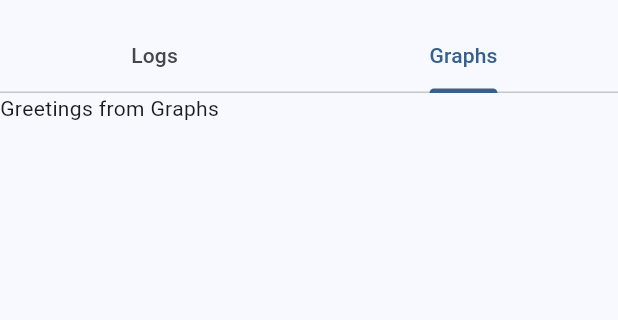
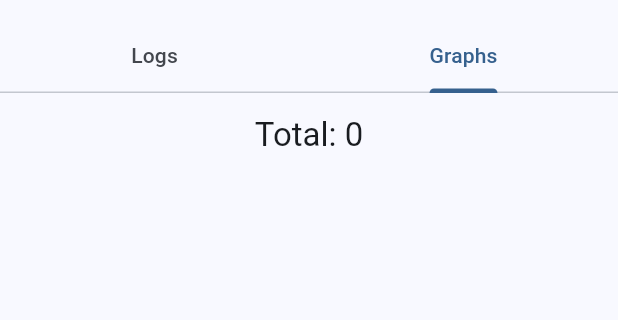
Before and after one commit to fernandocm9/MAD_project1_personal_finance_manager, a Flutter app: the screen it shows after launch, tab 2 chosen, on a phone screen of 412 x 824 dp, the part 63-383 px from its top. Run offline on Flutter 3.47's test engine with Material 3 defaults, Android fonts, the phone set to English and light mode, and no system bars; our stand-ins replace sqflite; accounts and stored records are empty.

Commit message:
adjusted and cleaned up template for logs and graphs tabs

```diff
--- a/finance_manager/lib/main.dart
+++ b/finance_manager/lib/main.dart
@@ -34,7 +34,6 @@ class MyApp extends StatelessWidget {
         ),
         body: const TabBarView(
           children: [
-            // Center(child: Text('Tab 1 Content')),
             LogsPage(title: 'Logs'),
             GraphsPage(title: 'Graphs'),
           ],
@@ -55,6 +54,7 @@ class LogsPage extends StatefulWidget {
 
 class _LogsPageState extends State<LogsPage> {
   int _counter = 0;
+  int total = 0;
 
   void _incrementCounter() {
     setState(() {
@@ -64,7 +64,22 @@ class _LogsPageState extends State<LogsPage> {
 
   @override
   Widget build(BuildContext context) {
-    return Text('Logs');
+    return Scaffold(
+      appBar: AppBar(
+        title: Center(child: Text('Total: $total')),
+      ),
+      body: Center(
+        child: Column(
+          mainAxisAlignment: MainAxisAlignment.center,
+          children: <Widget>[],
+        ),
+      ),
+      floatingActionButton: FloatingActionButton(
+        onPressed: _incrementCounter,
+        tooltip: 'Increment',
+        child: const Icon(Icons.add),
+      ), // This trailing comma makes auto-formatting nicer for build methods.
+    );
   }
 }
 
@@ -80,16 +95,27 @@ class GraphsPage extends StatefulWidget {
 }
 
 class _GraphsPageState extends State<GraphsPage> {
-  int _counter = 0;
+  // int _counter = 0;
+  int goal = 0;
 
-  void _incrementCounter() {
-    setState(() {
-      _counter++;
-    });
-  }
+  // void _incrementCounter() {
+  //   setState(() {
+  //     _counter++;
+  //   });
+  // }
 
   @override
   Widget build(BuildContext context) {
-    return Text('Greetings from Graphs');
+    return Scaffold(
+      appBar: AppBar(
+        title: Center(child: Text('Total: $goal')),
+      ),
+      body: Center(
+        child: Column(
+          mainAxisAlignment: MainAxisAlignment.center,
+          children: <Widget>[],
+        ),
+      ),// This trailing comma makes auto-formatting nicer for build methods.
+    );
   }
 }
```
